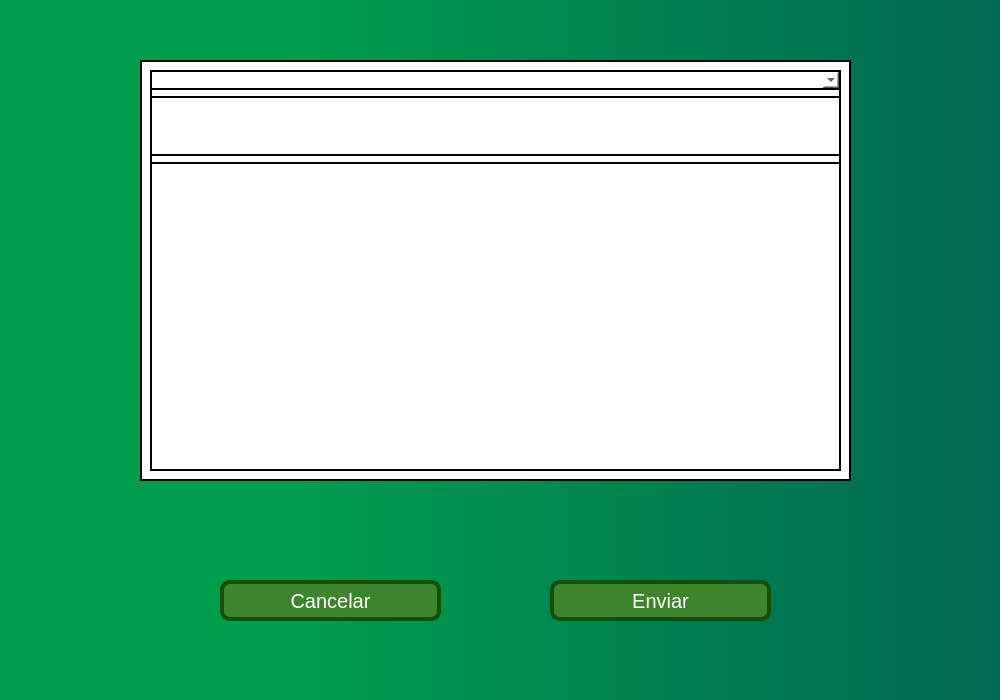
Before: the Qt Designer form src/view/ui/send_notification_view.ui in DavidTabuyo/SIFABUL_2.0, drawn with Qt 5.
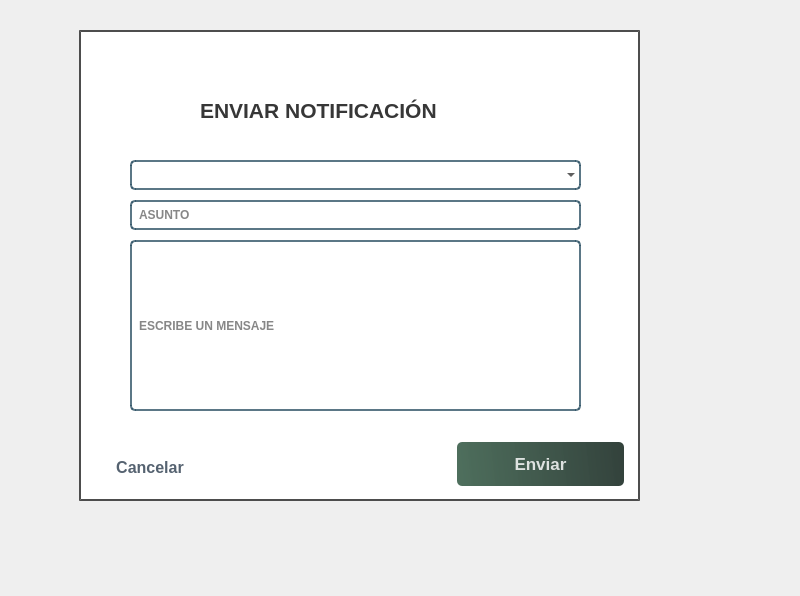
After: the same form once the commit is applied. Icons and pictures are not drawn.

Commit message: send_notification_view

```diff
--- a/src/view/ui/send_notification_view.ui
+++ b/src/view/ui/send_notification_view.ui
@@ -2,176 +2,289 @@
 <ui version="4.0">
  <class>MainWindow</class>
  <widget class="QMainWindow" name="MainWindow">
-  <property name="enabled">
-   <bool>true</bool>
-  </property>
   <property name="geometry">
    <rect>
     <x>0</x>
     <y>0</y>
-    <width>1000</width>
-    <height>700</height>
+    <width>800</width>
+    <height>596</height>
    </rect>
   </property>
-  <property name="sizePolicy">
-   <sizepolicy hsizetype="Ignored" vsizetype="Ignored">
-    <horstretch>0</horstretch>
-    <verstretch>0</verstretch>
-   </sizepolicy>
-  </property>
-  <property name="minimumSize">
-   <size>
-    <width>1000</width>
-    <height>700</height>
-   </size>
-  </property>
-  <property name="maximumSize">
-   <size>
-    <width>1000</width>
-    <height>700</height>
-   </size>
-  </property>
-  <property name="baseSize">
-   <size>
-    <width>730</width>
-    <height>450</height>
-   </size>
-  </property>
   <property name="windowTitle">
    <string>MainWindow</string>
   </property>
-  <property name="styleSheet">
-   <string notr="true">background-color: qlineargradient(spread:pad, x1:0, y1:0, x2:1, y2:0, stop:0 rgba(0, 0, 0, 255), stop:1 rgba(255, 255, 255, 255));
-background-color: qlineargradient(spread:pad, x1:0, y1:0, x2:1, y2:0, stop:0 rgba(0, 103, 83, 255), stop:0.930348 rgba(0, 157, 76, 255));
-background-color: qlineargradient(spread:pad, x1:0, y1:0, x2:1, y2:0, stop:0.288557 rgba(0, 157, 76, 255), stop:1 rgba(0, 103, 83, 255));</string>
-  </property>
   <widget class="QWidget" name="centralwidget">
-   <widget class="QPushButton" name="send_btn">
-    <property name="geometry">
-     <rect>
-      <x>550</x>
-      <y>580</y>
-      <width>221</width>
-      <height>41</height>
-     </rect>
-    </property>
-    <property name="maximumSize">
-     <size>
-      <width>16777215</width>
-      <height>16777215</height>
-     </size>
-    </property>
-    <property name="cursor">
-     <cursorShape>PointingHandCursor</cursorShape>
-    </property>
-    <property name="styleSheet">
-     <string notr="true">border: 4px solid #145008  ; border-radius: 10px; font-size: 20px; background-color:     #3c852d  ; color: white;
-</string>
-    </property>
-    <property name="text">
-     <string>Enviar</string>
-    </property>
-   </widget>
-   <widget class="QPushButton" name="cancel_btn">
-    <property name="geometry">
-     <rect>
-      <x>220</x>
-      <y>580</y>
-      <width>221</width>
-      <height>41</height>
-     </rect>
-    </property>
-    <property name="maximumSize">
-     <size>
-      <width>16777215</width>
-      <height>16777215</height>
-     </size>
-    </property>
-    <property name="cursor">
-     <cursorShape>OpenHandCursor</cursorShape>
-    </property>
-    <property name="styleSheet">
-     <string notr="true">border: 4px solid #145008  ; border-radius: 10px; font-size: 20px; background-color:     #3c852d  ; color: white;</string>
-    </property>
-    <property name="text">
-     <string>Cancelar</string>
-    </property>
-   </widget>
    <widget class="QWidget" name="widget" native="true">
     <property name="geometry">
      <rect>
-      <x>140</x>
-      <y>60</y>
-      <width>711</width>
-      <height>421</height>
+      <x>30</x>
+      <y>30</y>
+      <width>631</width>
+      <height>500</height>
      </rect>
     </property>
-    <property name="maximumSize">
-     <size>
-      <width>16777215</width>
-      <height>16777215</height>
-     </size>
-    </property>
     <property name="styleSheet">
-     <string notr="true">background-color: #ffffff;
-border: 2px solid #000000;</string>
+     <string notr="true">QPushButton#send_btn {
+    background-color: qlineargradient(spread: pad, x1: 0, y1: 0.505682, x2: 1, y2: 0.477, stop: 0 rgba(49, 87, 66, 219), stop: 1 rgba(25, 42, 35, 226));
+    color: rgba(255, 255, 255, 210);
+    border-radius: 5px;
+}
+
+QPushButton#send_btn:hover {
+    background-color: qlineargradient(spread: pad, x1: 0, y1: 0.505682, x2: 1, y2: 0.477, stop: 0 rgba(38, 66, 50, 219), stop: 1 rgba(19, 31, 26, 226));
+}
+
+QPushButton#send_btn:pressed {
+    padding-left: 5px;
+    padding-top: 5px;
+    background-color: rgba(38, 66, 50, 255);
+}
+
+QPushButton#send_btn:pressed {
+    padding-left: 5px;
+    padding-top: 5px;
+    background-color: rgba(49, 87, 66, 255);
+}
+
+QPushButton#cancel_btn {
+    background-color: rgba(0, 0, 0, 0);
+    color: rgba(85, 98, 112, 255);
+    border-radius: 5px;
+}
+
+QPushButton#cancel_btn:hover {
+    color: rgba(131, 96, 53, 255);
+}
+
+QPushButton#pushButton_3 {
+    background-color: qlineargradient(spread: pad, x1: 0, y1: 0.505682, x2: 1, y2: 0.477, stop: 0 rgba(49, 87, 66, 219), stop: 1 rgba(25, 42, 35, 226));
+    color: rgba(255, 255, 255, 210);
+    border-radius: 5px;
+}
+
+QPushButton#pushButton_3:hover {
+    background-color: qlineargradient(spread: pad, x1: 0, y1: 0.505682, x2: 1, y2: 0.477, stop: 0 rgba(38, 66, 50, 219), stop: 1 rgba(19, 31, 26, 226));
+}
+
+QPushButton#pushButton_3:pressed {
+    padding-left: 5px;
+    padding-top: 5px;
+    background-color: rgba(38, 66, 50, 255);
+}
+
+QPushButton#pushButton_3:pressed {
+    padding-left: 5px;
+    padding-top: 5px;
+    background-color: rgba(49, 87, 66, 255);
+}
+
+QPushButton#pushButton_4 {
+    background-color: qlineargradient(spread: pad, x1: 0, y1: 0.505682, x2: 1, y2: 0.477, stop: 0 rgba(49, 87, 66, 219), stop: 1 rgba(25, 42, 35, 226));
+    color: rgba(255, 255, 255, 210);
+    border-radius: 5px;
+}
+
+QPushButton#pushButton_4:hover {
+    background-color: qlineargradient(spread: pad, x1: 0, y1: 0.505682, x2: 1, y2: 0.477, stop: 0 rgba(38, 66, 50, 219), stop: 1 rgba(19, 31, 26, 226));
+}
+
+QPushButton#pushButton_4:pressed {
+    padding-left: 5px;
+    padding-top: 5px;
+    background-color: rgba(38, 66, 50, 255);
+}
+
+QPushButton#pushButton_4:pressed {
+    padding-left: 5px;
+    padding-top: 5px;
+    background-color: rgba(49, 87, 66, 255);
+}</string>
     </property>
-    <widget class="QWidget" name="layoutWidget">
+    <widget class="QLabel" name="label_3">
      <property name="geometry">
       <rect>
-       <x>10</x>
-       <y>10</y>
-       <width>691</width>
-       <height>401</height>
+       <x>49</x>
+       <y>0</y>
+       <width>561</width>
+       <height>471</height>
       </rect>
      </property>
-     <property name="maximumSize">
-      <size>
-       <width>16777215</width>
-       <height>16777215</height>
-      </size>
+     <property name="font">
+      <font>
+       <pointsize>9</pointsize>
+      </font>
      </property>
-     <layout class="QHBoxLayout" name="horizontalLayout">
-      <item>
-       <layout class="QVBoxLayout" name="verticalLayout">
-        <item>
-         <widget class="QComboBox" name="comboBox"/>
-        </item>
-        <item>
-         <widget class="QLineEdit" name="title_edit">
-          <property name="sizePolicy">
-           <sizepolicy hsizetype="Ignored" vsizetype="Ignored">
-            <horstretch>0</horstretch>
-            <verstretch>0</verstretch>
-           </sizepolicy>
-          </property>
-          <property name="maximumSize">
-           <size>
-            <width>16777215</width>
-            <height>60</height>
-           </size>
-          </property>
-         </widget>
-        </item>
-        <item>
-         <widget class="QPlainTextEdit" name="body_edit">
-          <property name="sizePolicy">
-           <sizepolicy hsizetype="Ignored" vsizetype="Ignored">
-            <horstretch>0</horstretch>
-            <verstretch>0</verstretch>
-           </sizepolicy>
-          </property>
-          <property name="maximumSize">
-           <size>
-            <width>16777215</width>
-            <height>1000000</height>
-           </size>
-          </property>
-         </widget>
-        </item>
-       </layout>
-      </item>
-     </layout>
+     <property name="styleSheet">
+      <string notr="true">background-color:rgba(255, 255, 255, 255);
+border: 2px solid rgba(0, 0, 0, 0.7);
+</string>
+     </property>
+     <property name="text">
+      <string/>
+     </property>
+    </widget>
+    <widget class="QLabel" name="label_6">
+     <property name="geometry">
+      <rect>
+       <x>80</x>
+       <y>30</y>
+       <width>76</width>
+       <height>71</height>
+      </rect>
+     </property>
+     <property name="styleSheet">
+      <string notr="true">
+background-image: url(assets/sifabulchiquito.html);</string>
+     </property>
+     <property name="text">
+      <string/>
+     </property>
+    </widget>
+    <widget class="QPushButton" name="cancel_btn">
+     <property name="geometry">
+      <rect>
+       <x>70</x>
+       <y>420</y>
+       <width>100</width>
+       <height>35</height>
+      </rect>
+     </property>
+     <property name="font">
+      <font>
+       <pointsize>12</pointsize>
+       <weight>75</weight>
+       <bold>true</bold>
+      </font>
+     </property>
+     <property name="cursor">
+      <cursorShape>PointingHandCursor</cursorShape>
+     </property>
+     <property name="text">
+      <string>Cancelar</string>
+     </property>
+    </widget>
+    <widget class="QPushButton" name="send_btn">
+     <property name="geometry">
+      <rect>
+       <x>427</x>
+       <y>412</y>
+       <width>167</width>
+       <height>44</height>
+      </rect>
+     </property>
+     <property name="font">
+      <font>
+       <pointsize>13</pointsize>
+       <weight>75</weight>
+       <bold>true</bold>
+      </font>
+     </property>
+     <property name="cursor">
+      <cursorShape>PointingHandCursor</cursorShape>
+     </property>
+     <property name="text">
+      <string>Enviar</string>
+     </property>
+    </widget>
+    <widget class="QLabel" name="label_7">
+     <property name="geometry">
+      <rect>
+       <x>170</x>
+       <y>40</y>
+       <width>341</width>
+       <height>81</height>
+      </rect>
+     </property>
+     <property name="font">
+      <font>
+       <pointsize>16</pointsize>
+       <weight>75</weight>
+       <bold>true</bold>
+      </font>
+     </property>
+     <property name="styleSheet">
+      <string notr="true">color:rgba(0, 0, 0, 200);</string>
+     </property>
+     <property name="text">
+      <string>ENVIAR NOTIFICACIÓN</string>
+     </property>
+    </widget>
+    <widget class="QLineEdit" name="title_edit">
+     <property name="geometry">
+      <rect>
+       <x>100</x>
+       <y>170</y>
+       <width>451</width>
+       <height>30</height>
+      </rect>
+     </property>
+     <property name="font">
+      <font>
+       <pointsize>9</pointsize>
+       <weight>75</weight>
+       <bold>true</bold>
+      </font>
+     </property>
+     <property name="styleSheet">
+      <string notr="true">background-color: rgba(0, 0, 0, 0);
+    border: 2px solid rgba(46, 82, 101, 200);
+    border-radius: 5px;
+    color: rgba(0, 0, 0, 240);
+    padding: 5px;</string>
+     </property>
+     <property name="text">
+      <string/>
+     </property>
+     <property name="placeholderText">
+      <string>ASUNTO</string>
+     </property>
+    </widget>
+    <widget class="QLineEdit" name="body_edit">
+     <property name="geometry">
+      <rect>
+       <x>100</x>
+       <y>210</y>
+       <width>451</width>
+       <height>171</height>
+      </rect>
+     </property>
+     <property name="font">
+      <font>
+       <pointsize>9</pointsize>
+       <weight>75</weight>
+       <bold>true</bold>
+      </font>
+     </property>
+     <property name="styleSheet">
+      <string notr="true">background-color: rgba(0, 0, 0, 0);
+    border: 2px solid rgba(46, 82, 101, 200);
+    border-radius: 5px;
+    color: rgba(0, 0, 0, 240);
+    padding: 5px;</string>
+     </property>
+     <property name="text">
+      <string/>
+     </property>
+     <property name="placeholderText">
+      <string>ESCRIBE UN MENSAJE</string>
+     </property>
+    </widget>
+    <widget class="QComboBox" name="select_worker_cb">
+     <property name="geometry">
+      <rect>
+       <x>100</x>
+       <y>130</y>
+       <width>451</width>
+       <height>30</height>
+      </rect>
+     </property>
+     <property name="styleSheet">
+      <string notr="true">background-color: rgba(0, 0, 0, 0);
+    border: 2px solid rgba(46, 82, 101, 200);
+    border-radius: 5px;
+    color: rgba(0, 0, 0, 240);
+    padding: 5px;</string>
+     </property>
     </widget>
    </widget>
    <zorder>cancel_btn</zorder>
```
Left out of the diff: 8 changed lines with no effect on the pictures.
